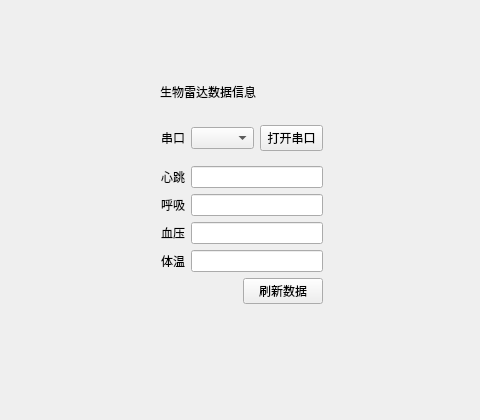
CastielLiu/robotGui, file robot_gui/mainwindow.ui: the form before one commit; both pictures show x 357 to 837 and y 137 to 557 of the 1194 by 676 pixel window.
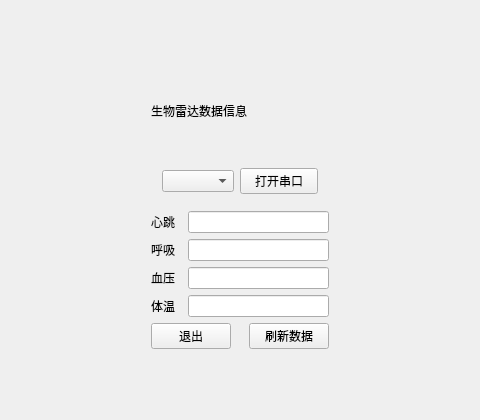
The form after the commit. The open tabs and pages were chosen to show the change. Custom widgets are drawn as their Qt base class.

Commit message: add biological radar

Diff of the .ui file:
```diff
--- a/robot_gui/mainwindow.ui
+++ b/robot_gui/mainwindow.ui
@@ -519,18 +519,18 @@
                 <height>300</height>
                </size>
               </property>
+              <property name="maximumSize">
+               <size>
+                <width>200</width>
+                <height>300</height>
+               </size>
+              </property>
               <property name="styleSheet">
                <string notr="true">border-color: rgb(0, 0, 255);</string>
               </property>
-              <widget class="QLabel" name="label_2">
-               <property name="geometry">
-                <rect>
-                 <x>20</x>
-                 <y>20</y>
-                 <width>160</width>
-                 <height>23</height>
-                </rect>
-               </property>
+              <layout class="QVBoxLayout" name="verticalLayout_9">
+               <item>
+                <widget class="QLabel" name="label_bioRadarTitle">
                <property name="styleSheet">
                 <string notr="true">font: 25 15pt &quot;Adobe 宋体 Std L&quot;;</string>
                </property>
@@ -538,25 +538,12 @@
                 <string>生物雷达数据信息</string>
                </property>
               </widget>
-              <widget class="QWidget" name="layoutWidget">
-               <property name="geometry">
-                <rect>
-                 <x>10</x>
-                 <y>54</y>
-                 <width>184</width>
-                 <height>201</height>
-                </rect>
-               </property>
-               <layout class="QVBoxLayout" name="verticalLayout_9">
+               </item>
                 <item>
+                <layout class="QVBoxLayout" name="verticalLayout_7">
+                 <item>
+                  <widget class="QWidget" name="widget_bioRadarSerial" native="true">
                  <layout class="QHBoxLayout" name="horizontalLayout_12">
-                  <item>
-                   <widget class="QLabel" name="label_3">
-                    <property name="text">
-                     <string>串口</string>
-                    </property>
-                   </widget>
-                  </item>
                   <item>
                    <widget class="QComboBox" name="comboBox_availaleSerial"/>
                   </item>
@@ -571,26 +558,14 @@
                    </widget>
                   </item>
                  </layout>
-                </item>
-                <item>
-                 <spacer name="verticalSpacer_7">
-                  <property name="orientation">
-                   <enum>Qt::Vertical</enum>
-                  </property>
-                  <property name="sizeHint" stdset="0">
-                   <size>
-                    <width>20</width>
-                    <height>40</height>
-                   </size>
-                  </property>
-                 </spacer>
+                  </widget>
                 </item>
                 <item>
                  <layout class="QHBoxLayout" name="horizontalLayout_13">
                   <item>
                    <widget class="QLabel" name="label_4">
                     <property name="text">
-                     <string>心跳</string>
+                      <string>心跳  </string>
                     </property>
                    </widget>
                   </item>
@@ -604,7 +579,7 @@
                   <item>
                    <widget class="QLabel" name="label_5">
                     <property name="text">
-                     <string>呼吸</string>
+                      <string>呼吸  </string>
                     </property>
                    </widget>
                   </item>
@@ -618,7 +593,7 @@
                   <item>
                    <widget class="QLabel" name="label_6">
                     <property name="text">
-                     <string>血压</string>
+                      <string>血压  </string>
                     </property>
                    </widget>
                   </item>
@@ -632,7 +607,7 @@
                   <item>
                    <widget class="QLabel" name="label_7">
                     <property name="text">
-                     <string>体温</string>
+                      <string>体温  </string>
                     </property>
                    </widget>
                   </item>
@@ -643,6 +618,13 @@
                 </item>
                 <item>
                  <layout class="QHBoxLayout" name="horizontalLayout_17">
+                   <item>
+                    <widget class="QPushButton" name="pushButton_bioRadarExit">
+                     <property name="text">
+                      <string>退出</string>
+                     </property>
+                    </widget>
+                   </item>
                   <item>
                    <spacer name="horizontalSpacer_9">
                     <property name="orientation">
@@ -666,7 +648,8 @@
                  </layout>
                 </item>
                </layout>
-              </widget>
+               </item>
+              </layout>
              </widget>
             </item>
             <item>
```
Left out of the diff: 2 changed lines with no effect on the pictures. Lines whose indentation alone changed are shown as unchanged. The commit also changes 6 other files.
